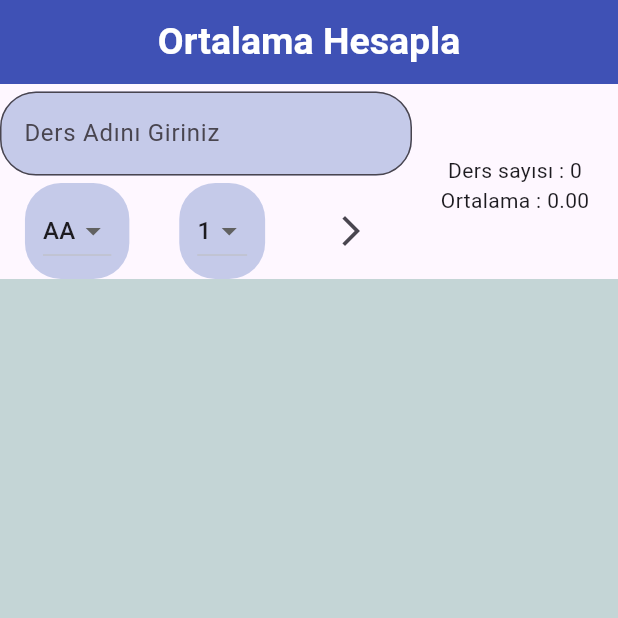
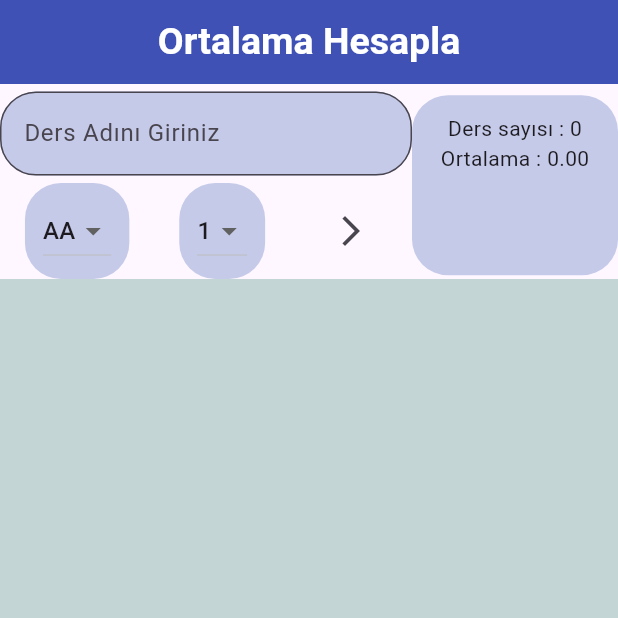
Before and after one commit to Erkan3034/Dart_Exercises, a Flutter app: the screen it shows after launch, on a phone screen of 412 x 824 dp, the top half of it. Run offline on Flutter 3.47's test engine with Material 3 defaults, Android fonts, the phone set to English and light mode, and no system bars; our stand-ins replace flutter_slidable, hive_flutter; accounts and stored records are empty.

Commit message:
feat: Add documentation comments for DataHelper and Ders classes, and enhance OrtalamaHesaplamaPage layout with Container

```diff
--- a/notapp/lib/helper/data_helper.dart
+++ b/notapp/lib/helper/data_helper.dart
@@ -1,5 +1,8 @@
 import 'package:notapp/model/ders.dart';
 
+/*
+ Ders listesini tutan ve yeni dersleri ekleyen, ortalama hesaplayan sınıfimiz
+ */
 class DataHelper {
   static List<Ders> tumEklenenDersler = [];
 
--- a/notapp/lib/model/ders.dart
+++ b/notapp/lib/model/ders.dart
@@ -1,3 +1,7 @@
+/*
+  Ders sınıfı, derslerin adını, harf değerini ve kredi değerini tutan bir model sınıfı
+  */
+
 class Ders {
   final String ad;
   final double harfDegeri;
--- a/notapp/lib/widgets/ortalama_hesaplama_page.dart
+++ b/notapp/lib/widgets/ortalama_hesaplama_page.dart
@@ -36,8 +36,20 @@ class OrtalamaHesaplamaPageState extends State<OrtalamaHesaplamaPage> {
               ),
           Expanded(// Expanded widgeti, Columnun geri kalan alanini kaplamasini saglar
             flex: 1,
-            child: OrtalamaGoster(ortalama: DataHelper.ortalamaHesapla(), dersSayisi: DataHelper.tumEklenenDersler.length), // OrtalamaGoster widgeti, ortalama ve ders sayisi bilgilerini gosterir, bu bilgileri parametre olarak alir
+            child: Container(
+              padding: EdgeInsets.all(12), // Containerin icine bosluk eklemek icin kullanilir
+              height: 120,
+              decoration: BoxDecoration(
+                color: Sabitler.anaRenk.shade100,
+                borderRadius: Sabitler.borderRadius,
+              ), // OrtalamaGoster widgeti, ortalama ve ders sayisi bilgilerini gosterir, bu bilgileri parametre olarak alir
+              child: OrtalamaGoster(
+                ortalama: DataHelper.ortalamaHesapla(),
+                dersSayisi: DataHelper.tumEklenenDersler.length,
+              ),
+            ),
           ),
+
   ],
           ),
 
```
